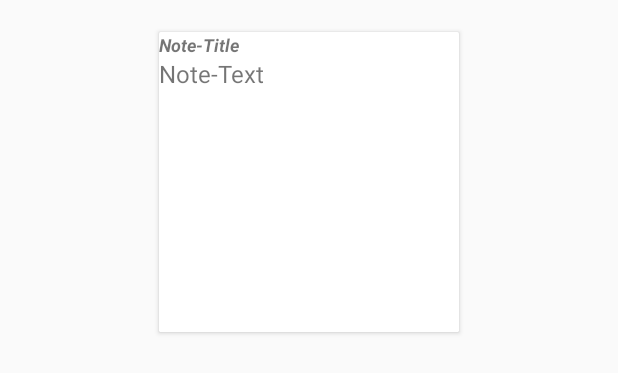
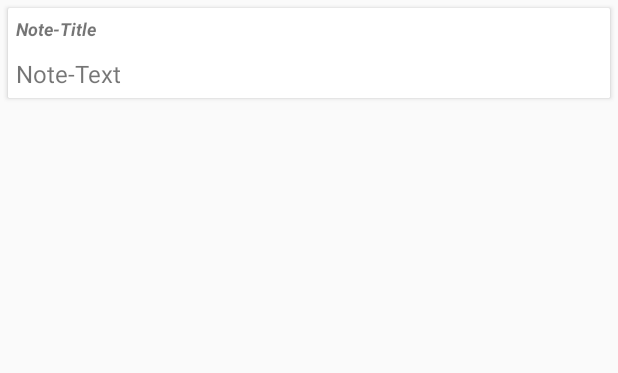
Before and after one commit to alezniki/Notes, an Android app: the layout list_items.xml on its own in the app's theme, with its tools: preview values and no code run, on a phone screen of 412 x 824 dp. Shown: the top 373 px of the screen. Run offline under Robolectric (Android 15) with nearby library versions, the phone set to English and light mode, and no system bars.

```diff
--- a/app/src/main/res/layout/list_items.xml
+++ b/app/src/main/res/layout/list_items.xml
@@ -1,41 +1,40 @@
 <?xml version="1.0" encoding="utf-8"?>
-<LinearLayout xmlns:android="http://schemas.android.com/apk/res/android"
+
+<android.support.v7.widget.CardView
+    xmlns:android="http://schemas.android.com/apk/res/android"
     xmlns:card_view="http://schemas.android.com/apk/res-auto"
+    android:id="@+id/card_view"
     android:layout_width="match_parent"
-    android:layout_height="match_parent"
-    android:orientation="vertical"
-    android:padding="@dimen/padding">
+    android:layout_height="wrap_content"
+    card_view:cardCornerRadius="1dp"
+    android:elevation="3dp"
+    android:layout_margin="5dp">
 
-    <android.support.v7.widget.CardView
-        android:id="@+id/card_view"
-        android:layout_gravity="center"
-        android:layout_width="200dp"
-        android:layout_height="200dp"
-        card_view:cardCornerRadius="1dp"
-        android:elevation="3dp"
-        android:layout_margin="5dp">
-
-        <LinearLayout
-            android:orientation="vertical"
+        <RelativeLayout
             android:layout_width="match_parent"
             android:layout_height="match_parent">
         <TextView
             android:id="@+id/tv_note_title"
             android:layout_width="match_parent"
             android:layout_height="wrap_content"
+            android:textSize="@dimen/title"
             android:textAlignment="textStart"
-            android:textSize="@dimen/note_title"
             android:textStyle="bold|italic"
-            android:text="Note-Title"/>
+            android:text="Note-Title"
+            android:layout_alignParentTop="true"
+            android:layout_alignParentStart="true"
+            android:layout_margin="5dp"/>
 
         <TextView
             android:id="@+id/tv_note_text"
             android:layout_width="match_parent"
             android:layout_height="wrap_content"
             android:textAlignment="textStart"
-            android:textSize="@dimen/note_text"
-            android:text="Note-Text"/>
-        </LinearLayout>
+            android:textSize="@dimen/text"
+            android:text="Note-Text"
+            android:layout_below="@id/tv_note_title"
+            android:layout_alignParentStart="true"
+            android:layout_margin="5dp"/>
+        </RelativeLayout>
 
-    </android.support.v7.widget.CardView>
-</LinearLayout>
+</android.support.v7.widget.CardView>
--- a/app/src/main/res/values/dimens.xml
+++ b/app/src/main/res/values/dimens.xml
@@ -1,6 +1,6 @@
 <?xml version="1.0" encoding="utf-8"?>
 <resources>
     <dimen name="padding">16dp</dimen>
-    <dimen name="note_text">16sp</dimen>
-    <dimen name="note_title">12sp</dimen>
+    <dimen name="text">16sp</dimen>
+    <dimen name="title">12sp</dimen>
 </resources>
```
Also changed, not shown: app/src/main/java/com/nikola/notes/activities/MainActivity.java (+5 -3 lines), app/src/main/java/com/nikola/notes/adapters/NoteAdapter.java (+8 -5 lines), app/src/main/res/layout/activity_main.xml (+7 -11 lines), 5 other files.
